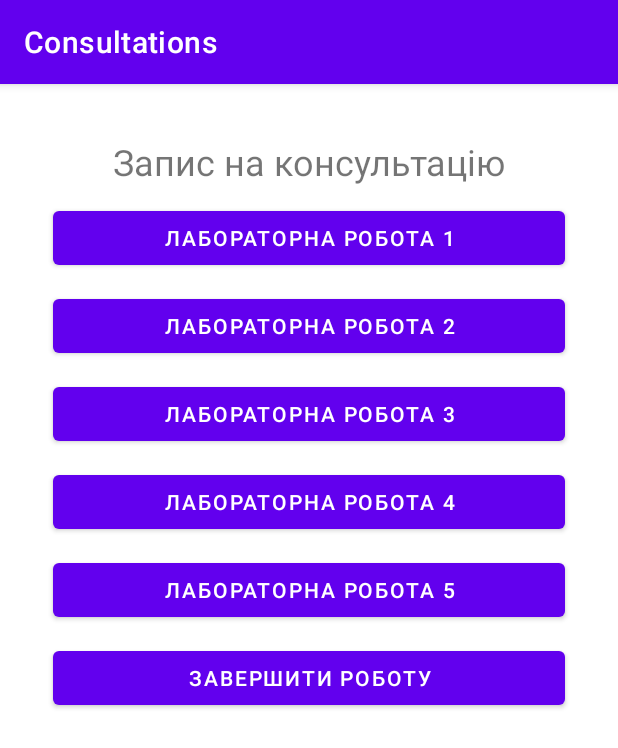
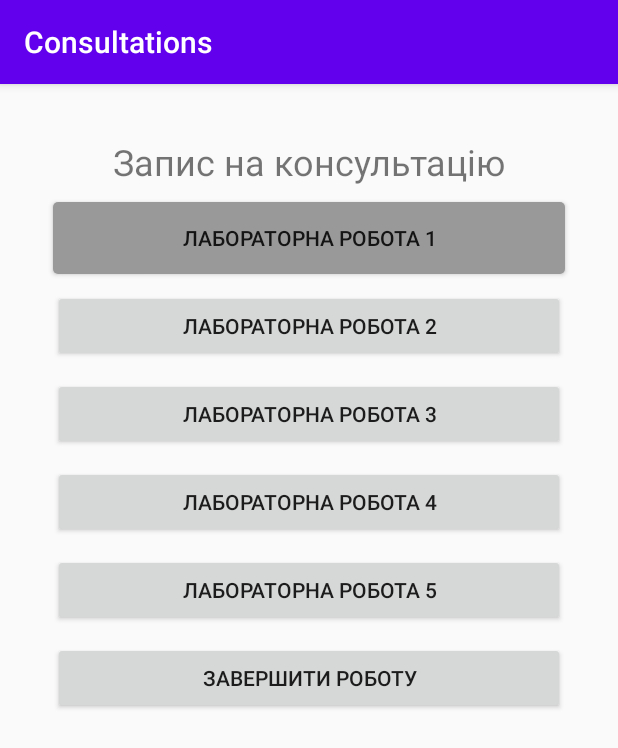
Before and after one commit to 21920103/Consultations, an Android app: the screen it shows after launch (MainActivity), on a phone screen of 412 x 824 dp. Shown: the top 748 px of the screen. Run offline under Robolectric (Android 15) with nearby library versions, the phone set to English and light mode, and no system bars.

Commit message:
Button shape

```diff
--- a/app/src/main/java/labs/consultations/MainActivity.java
+++ b/app/src/main/java/labs/consultations/MainActivity.java
@@ -3,6 +3,7 @@ package labs.consultations;
 import androidx.appcompat.app.AppCompatActivity;
 
 import android.os.Bundle;
+import android.view.View;
 
 public class MainActivity extends AppCompatActivity {
 
@@ -11,4 +12,8 @@ public class MainActivity extends AppCompatActivity {
         super.onCreate(savedInstanceState);
         setContentView(R.layout.activity_main);
     }
+
+    public void exitClick(View view) {
+        finish();
+    }
 }
--- /dev/null
+++ b/app/src/main/res/drawable-v24/btn_shape_1.xml
@@ -0,0 +1,43 @@
+<?xml version="1.0" encoding="utf-8"?>
+<selector
+    xmlns:android="http://schemas.android.com/apk/res/android">
+
+    <item android:state_pressed="true" >
+        <shape>
+            <solid android:color="#ABABAB"/>
+            <corners
+                android:radius="3dp" />
+            <padding
+                android:left="10dp"
+                android:top="10dp"
+                android:right="10dp"
+                android:bottom="10dp" />
+        </shape>
+    </item>
+
+    <item android:state_focused="true" >
+        <shape>
+            <solid android:color="#BABABA"/>
+            <corners
+                android:radius="3dp" />
+            <padding
+                android:left="10dp"
+                android:top="10dp"
+                android:right="10dp"
+                android:bottom="10dp" />
+        </shape>
+    </item>
+
+    <item>
+        <shape>
+            <solid android:color="#999999"/>
+            <corners
+                android:radius="3dp" />
+            <padding
+                android:left="10dp"
+                android:top="10dp"
+                android:right="10dp"
+                android:bottom="10dp" />
+        </shape>
+    </item>
+</selector>
--- a/app/src/main/res/layout/activity_main.xml
+++ b/app/src/main/res/layout/activity_main.xml
@@ -27,7 +27,7 @@
             android:layout_width="fill_parent"
             android:layout_height="wrap_content"
             android:layout_margin="5dp"
-        android:icon="@android:drawable/ic_dialog_info"
+            android:background="@drawable/btn_shape_1"
             android:text="@string/lab1_btn" />
 
         <Button
--- a/app/src/main/res/values-night/themes.xml
+++ b/app/src/main/res/values-night/themes.xml
@@ -1,6 +1,6 @@
 <resources xmlns:tools="http://schemas.android.com/tools">
     <!-- Base application theme. -->
-    <style name="Theme.Consultations" parent="Theme.MaterialComponents.DayNight.DarkActionBar">
+    <style name="Theme.Consultations" parent="Theme.AppCompat.DayNight.DarkActionBar">
         <!-- Primary brand color. -->
         <item name="colorPrimary">@color/purple_200</item>
         <item name="colorPrimaryVariant">@color/purple_700</item>
--- a/app/src/main/res/values/themes.xml
+++ b/app/src/main/res/values/themes.xml
@@ -1,6 +1,6 @@
 <resources xmlns:tools="http://schemas.android.com/tools">
     <!-- Base application theme. -->
-    <style name="Theme.Consultations" parent="Theme.MaterialComponents.DayNight.DarkActionBar">
+    <style name="Theme.Consultations" parent="Theme.AppCompat.DayNight.DarkActionBar">
         <!-- Primary brand color. -->
         <item name="colorPrimary">@color/purple_500</item>
         <item name="colorPrimaryVariant">@color/purple_700</item>
--- a/build.gradle
+++ b/build.gradle
@@ -5,7 +5,7 @@ buildscript {
         jcenter()
     }
     dependencies {
-        classpath "com.android.tools.build:gradle:4.1.0"
+        classpath 'com.android.tools.build:gradle:4.0.2'
 
         // NOTE: Do not place your application dependencies here; they belong
         // in the individual module build.gradle files
```
Also changed, not shown: gradle/wrapper/gradle-wrapper.properties. Lines whose indentation alone changed are shown as unchanged.
